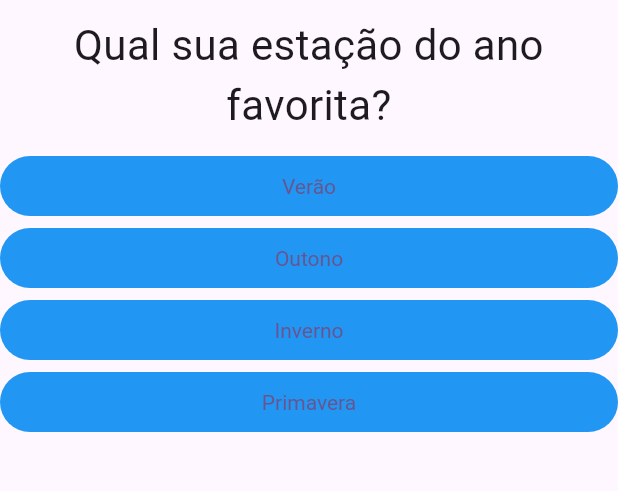
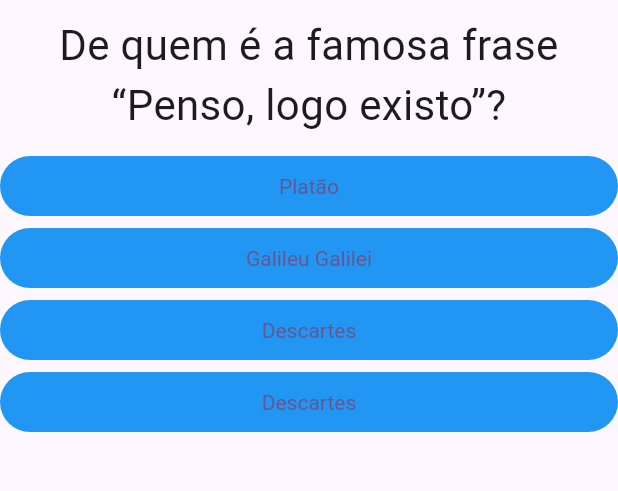
Before and after one commit to RafaelSouza-13/app-perguntas, a Flutter app: the screen it shows after launch, on a phone screen of 412 x 824 dp, the part 84-575 px from its top. Run offline on Flutter 3.47's test engine with Material 2 defaults, Android fonts, the phone set to English and light mode, and no system bars.

Commit message:
Adicionando o botão de reiniciar, separando componentes e valor as respostas

```diff
--- /dev/null
+++ b/lib/componentes/questionario.dart
@@ -0,0 +1,38 @@
+import 'package:app_perguntas/componentes/titulo.dart';
+import 'package:flutter/material.dart';
+import 'package:app_perguntas/componentes/botao.dart';
+
+class Questionario extends StatelessWidget {
+  final List<Map<String, Object>> perguntas;
+  final int perguntaSelecionada;
+  final Function() quandoResponder;
+  const Questionario(
+      {required this.perguntas,
+      required this.perguntaSelecionada,
+      required this.quandoResponder,
+      super.key});
+
+  bool get temPergunta {
+    return perguntaSelecionada < perguntas.length;
+  }
+
+  @override
+  Widget build(BuildContext context) {
+    List<Map<String, Object>> listaRespostas =
+        temPergunta ? perguntas[perguntaSelecionada].cast()['Respostas'] : [];
+    List<Widget> widgetsBotoes = listaRespostas
+        .map((resp) =>
+            Botao(resposta: resp['Texto'].toString(), funcao: quandoResponder))
+        .toList();
+    final String questao = perguntas[perguntaSelecionada]['Texto'].toString();
+    // for (String r in widget.perguntas[_indexPergunta].cast()['Resposta']) {
+    //   resposta.add(Botao(resposta: r, funcao: _responder));
+    // }
+    return Column(
+      children: [
+        Titulo(questao: questao),
+        ...widgetsBotoes,
+      ],
+    );
+  }
+}
--- /dev/null
+++ b/lib/componentes/resultado.dart
@@ -0,0 +1,23 @@
+import 'package:app_perguntas/componentes/botao.dart';
+import 'package:flutter/material.dart';
+
+class Resultado extends StatelessWidget {
+  final Function() resetar;
+  const Resultado({required this.resetar, super.key});
+
+  @override
+  Widget build(BuildContext context) {
+    return Center(
+      child: Column(
+        mainAxisAlignment: MainAxisAlignment.center,
+        children: [
+          const Text(
+            'Parabéns',
+            style: TextStyle(fontSize: 24),
+          ),
+          Botao(resposta: 'Reiniciar', funcao: resetar),
+        ],
+      ),
+    );
+  }
+}
--- a/lib/main.dart
+++ b/lib/main.dart
@@ -1,5 +1,5 @@
-import 'package:app_perguntas/componentes/titulo.dart';
-import 'package:app_perguntas/componentes/botao.dart';
+import 'package:app_perguntas/componentes/questionario.dart';
+import 'package:app_perguntas/componentes/resultado.dart';
 import 'package:flutter/material.dart';
 
 void main() {
@@ -17,22 +17,50 @@ class MyApp extends StatelessWidget {
         colorScheme: ColorScheme.fromSeed(seedColor: Colors.deepPurple),
         useMaterial3: true,
       ),
-      home: MyHomePage(title: 'Flutter Demo Home Page'),
+      home: const MyHomePage(title: 'Flutter Demo Home Page'),
     );
   }
 }
 
 class MyHomePage extends StatefulWidget {
-  MyHomePage({super.key, required this.title});
+  const MyHomePage({super.key, required this.title});
   final String title;
   final List<Map<String, Object>> _perguntas = const [
     {
-      'Texto': 'Qual sua estação do ano favorita?',
-      'Respostas': ['Verão', 'Outono', 'Inverno', 'Primavera']
+      'Texto': 'De quem é a famosa frase “Penso, logo existo”?',
+      'Respostas': [
+        {'Texto': 'Platão', 'Nota': 0},
+        {'Texto': 'Galileu Galilei', 'Nota': 0},
+        {'Texto': 'Descartes', 'Nota': 0},
+        {'Texto': 'Descartes', 'Nota': 0},
+      ]
     },
     {
-      'Texto': 'Qual sua cor favorita?',
-      'Respostas': ['Resposta 1', 'Resposta 2', 'Resposta 3']
+      'Texto': 'De onde é a invenção do chuveiro elétrico?',
+      'Respostas': [
+        {'Texto': 'França', 'Nota': 0},
+        {'Texto': 'Inglaterra', 'Nota': 0},
+        {'Texto': 'Brasil', 'Nota': 10},
+        {'Texto': 'Austrália', 'Nota': 0},
+      ]
+    },
+    {
+      'Texto': 'Quais o menor e o maior país do mundo?',
+      'Respostas': [
+        {'Texto': 'Vaticano e Rússia', 'Nota': 10},
+        {'Texto': 'Nauru e China', 'Nota': 0},
+        {'Texto': 'Mônaco e Canadá', 'Nota': 0},
+        {'Texto': 'Malta e Estados Unidos', 'Nota': 0}
+      ]
+    },
+    {
+      'Texto': 'Qual o livro mais vendido no mundo a seguir à Bíblia?',
+      'Respostas': [
+        {'Texto': 'O Senhor dos Anéis', 'Nota': 0},
+        {'Texto': 'Dom Quixote', 'Nota': 10},
+        {'Texto': 'O Pequeno Príncipe', 'Nota': 0},
+        {'Texto': 'Ela, a Feiticeira', 'Nota': 0},
+      ]
     },
   ];
 
@@ -45,6 +73,12 @@ class MyHomePage extends StatefulWidget {
 //     }
 class _MyHomePageState extends State<MyHomePage> {
   int _indexPergunta = 0;
+
+  void _reiniciar() {
+    setState(() {
+      _indexPergunta = 0;
+    });
+  }
 
   void _responder() {
     if (temPergunta) {
@@ -60,16 +94,6 @@ class _MyHomePageState extends State<MyHomePage> {
 
   @override
   Widget build(BuildContext context) {
-    List<String> listaRespostas = temPergunta
-        ? widget._perguntas[_indexPergunta].cast()['Respostas']
-        : [];
-    List<Widget> widgetsBotoes = listaRespostas
-        .map((e) => Botao(resposta: e, funcao: _responder))
-        .toList();
-    // for (String r in widget.perguntas[_indexPergunta].cast()['Resposta']) {
-    //   resposta.add(Botao(resposta: r, funcao: _responder));
-    // }
-
     return Scaffold(
       appBar: AppBar(
         title: const Center(
@@ -81,19 +105,13 @@ class _MyHomePageState extends State<MyHomePage> {
         backgroundColor: Colors.blue,
       ),
       body: temPergunta
-          ? Column(
-              children: [
-                Titulo(
-                    questao:
-                        widget._perguntas[_indexPergunta]['Texto'].toString()),
-                ...widgetsBotoes,
-              ],
+          ? Questionario(
+              perguntas: widget._perguntas,
+              perguntaSelecionada: _indexPergunta,
+              quandoResponder: _responder,
             )
-          : const Center(
-              child: Text(
-                'Parabéns',
-                style: TextStyle(fontSize: 24),
-              ),
+          : Resultado(
+              resetar: _reiniciar,
             ),
     );
   }
```
